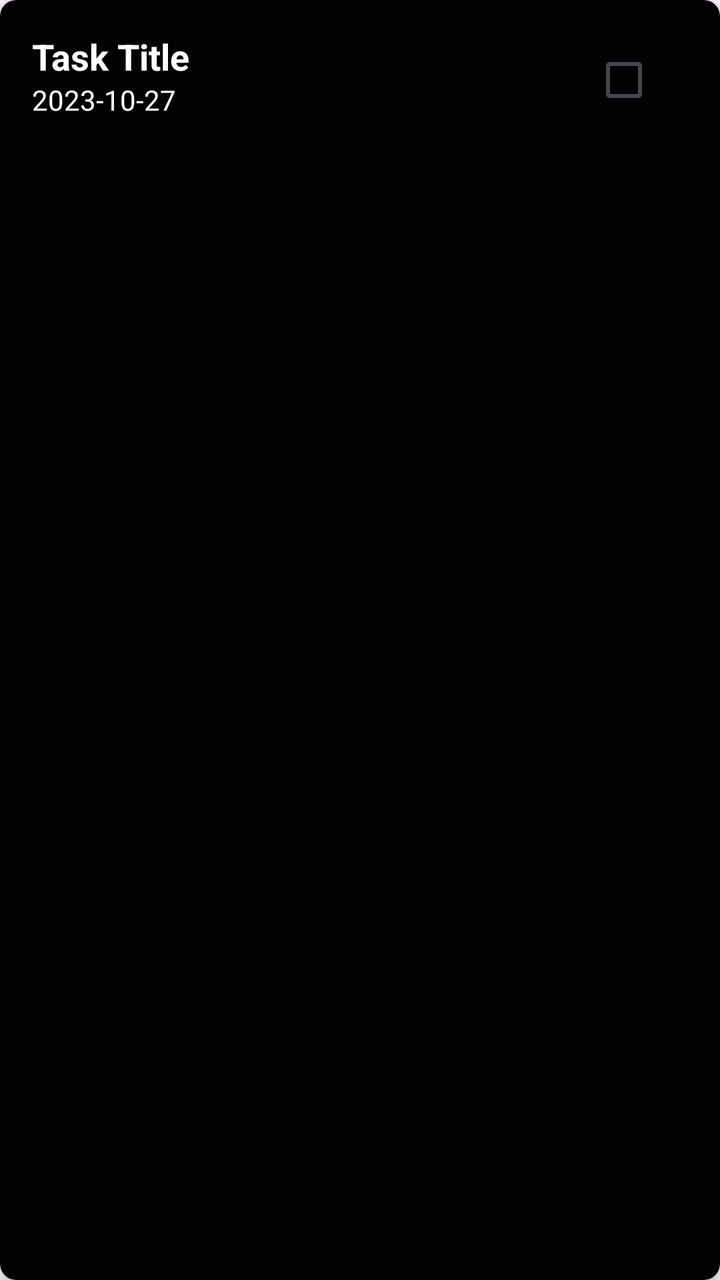
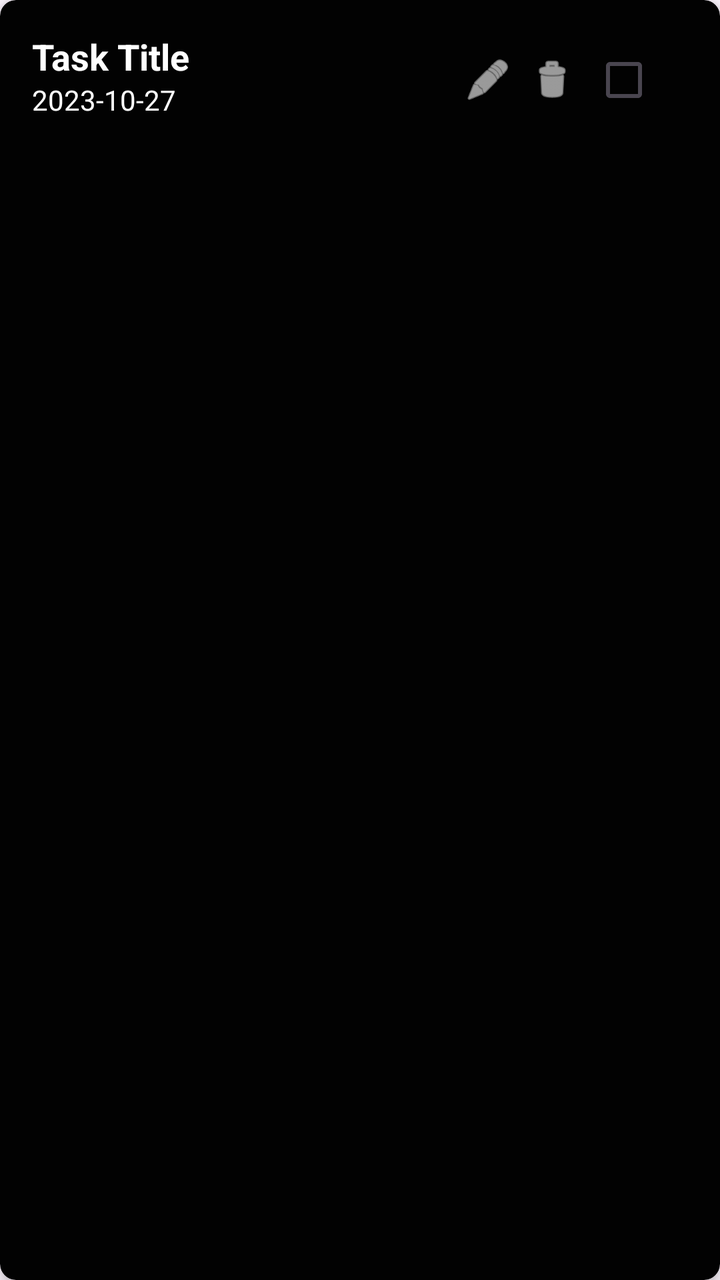

The first picture is an Android layout as it rendered before a commit; the second is the same layout after the commit. The layout source and the unified diff follow.
<!-- AndroidManifest.xml: application theme Theme.TaskManeger -->
<!-- res/layout/item_task.xml -->
<?xml version="1.0" encoding="utf-8"?>
<androidx.cardview.widget.CardView xmlns:android="http://schemas.android.com/apk/res/android"
    xmlns:app="http://schemas.android.com/apk/res-auto"
    android:layout_width="match_parent"
    android:layout_height="wrap_content"
    android:layout_margin="8dp"
    app:cardCornerRadius="8dp"
    app:cardElevation="4dp"
    app:cardBackgroundColor="@color/task_green">

    <androidx.constraintlayout.widget.ConstraintLayout
        android:layout_width="match_parent"
        android:layout_height="wrap_content"
        android:padding="16dp">

        <TextView
            android:id="@+id/taskTitle"
            android:layout_width="0dp"
            android:layout_height="wrap_content"
            android:text="Task Title"
            android:textSize="18sp"
            android:textStyle="bold"
            android:textColor="@color/white"
            app:layout_constraintEnd_toStartOf="@+id/taskStatus"
            app:layout_constraintStart_toStartOf="parent"
            app:layout_constraintTop_toTopOf="parent" />

        <TextView
            android:id="@+id/taskDate"
            android:layout_width="wrap_content"
            android:layout_height="wrap_content"
            android:text="2023-10-27"
            android:textSize="14sp"
            android:textColor="@color/white"
            app:layout_constraintStart_toStartOf="parent"
            app:layout_constraintTop_toBottomOf="@+id/taskTitle" />

        <CheckBox
            android:id="@+id/taskStatus"
            android:layout_width="wrap_content"
            android:layout_height="wrap_content"
            android:buttonTint="@color/white"
            app:layout_constraintBottom_toBottomOf="parent"
            app:layout_constraintEnd_toEndOf="parent"
            app:layout_constraintTop_toTopOf="parent" />

    </androidx.constraintlayout.widget.ConstraintLayout>
</androidx.cardview.widget.CardView>
<!-- resources referenced by this layout -->
<resources>
  <color name="task_green">#020202</color>
  <color name="white">#FFFFFFFF</color>
  <style name="Theme.TaskManeger" parent="Base.Theme.TaskManeger" />
  <style name="Base.Theme.TaskManeger" parent="Theme.Material3.DayNight.NoActionBar">
          
          
      </style>
</resources>

<!-- the commit's change to res/layout/item_task.xml (unified diff, before → after) -->
@@ -30,8 +30,8 @@
             android:layout_width="wrap_content"
             android:layout_height="wrap_content"
             android:text="2023-10-27"
+            android:textColor="@color/white"
             android:textSize="14sp"
-            android:textColor="@color/white"
             app:layout_constraintStart_toStartOf="parent"
             app:layout_constraintTop_toBottomOf="@+id/taskTitle" />
 
@@ -44,5 +44,29 @@
             app:layout_constraintEnd_toEndOf="parent"
             app:layout_constraintTop_toTopOf="parent" />
 
+        <ImageView
+            android:id="@+id/editTask"
+            android:layout_width="24dp"
+            android:layout_height="24dp"
+            android:layout_marginEnd="8dp"
+            android:contentDescription="@string/edit_task"
+            android:src="@android:drawable/ic_menu_edit"
+            app:layout_constraintBottom_toBottomOf="parent"
+            app:layout_constraintEnd_toStartOf="@+id/deleteTask"
+            app:layout_constraintTop_toTopOf="parent"
+            app:tint="@color/white" />
+
+        <ImageView
+            android:id="@+id/deleteTask"
+            android:layout_width="24dp"
+            android:layout_height="24dp"
+            android:layout_marginEnd="8dp"
+            android:contentDescription="@string/delete_task"
+            android:src="@android:drawable/ic_menu_delete"
+            app:layout_constraintBottom_toBottomOf="parent"
+            app:layout_constraintEnd_toStartOf="@+id/taskStatus"
+            app:layout_constraintTop_toTopOf="parent"
+            app:tint="@color/white" />
+
     </androidx.constraintlayout.widget.ConstraintLayout>
 </androidx.cardview.widget.CardView>
<!-- resource entries referenced after the edit -->
@@ -2,6 +2,8 @@
 <resources>
   <color name="task_green">#020202</color>
   <color name="white">#FFFFFFFF</color>
+  <string name="delete_task">Delete Task</string>
+  <string name="edit_task">Edit Task</string>
   <style name="Theme.TaskManeger" parent="Base.Theme.TaskManeger" />
   <style name="Base.Theme.TaskManeger" parent="Theme.Material3.DayNight.NoActionBar">
           
